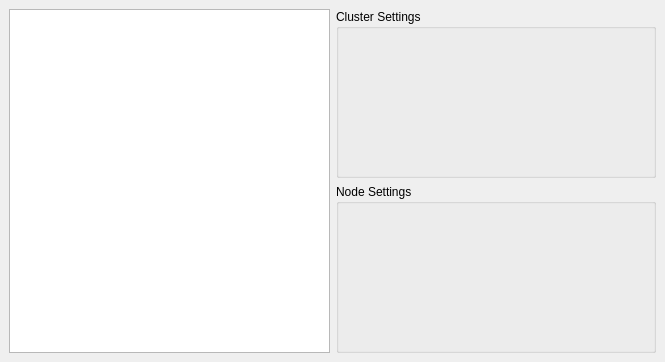
The window that ClusterControl/modules/ClusterSettingsBase.ui (patrickhartling/maestro) describes before a commit, drawn with Qt 5.
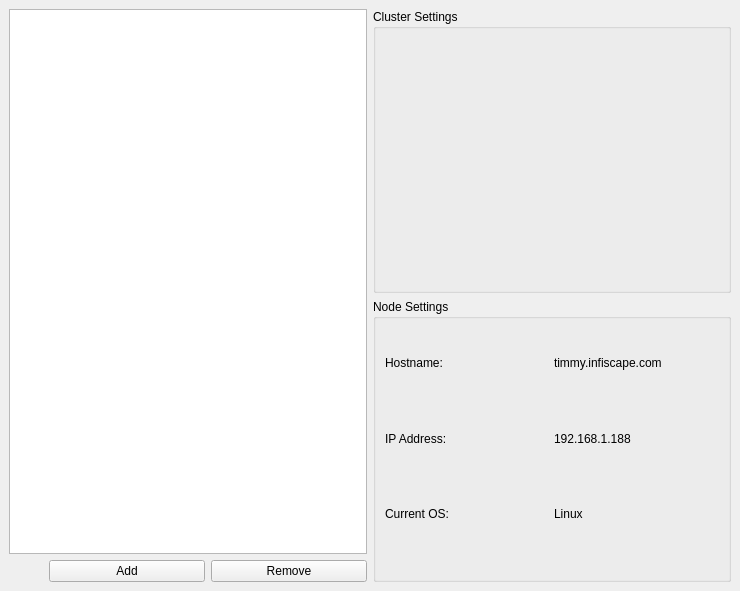
The same window after the commit.

What changed in the file:
```diff
--- a/ClusterControl/modules/ClusterSettingsBase.ui
+++ b/ClusterControl/modules/ClusterSettingsBase.ui
@@ -8,8 +8,8 @@
    <rect>
     <x>0</x>
     <y>0</y>
-    <width>665</width>
-    <height>362</height>
+    <width>740</width>
+    <height>591</height>
    </rect>
   </property>
   <property name="windowTitle" >
@@ -23,7 +23,7 @@
     <number>6</number>
    </property>
    <item>
-    <layout class="QHBoxLayout" >
+    <layout class="QVBoxLayout" >
      <property name="margin" >
       <number>0</number>
      </property>
@@ -43,7 +43,7 @@
       </widget>
      </item>
      <item>
-      <layout class="QVBoxLayout" >
+      <layout class="QHBoxLayout" >
        <property name="margin" >
         <number>0</number>
        </property>
@@ -51,16 +51,44 @@
         <number>6</number>
        </property>
        <item>
-        <widget class="QGroupBox" name="mClusterGroup" >
-         <property name="title" >
-          <string>Cluster Settings</string>
+        <spacer>
+         <property name="orientation" >
+          <enum>Qt::Horizontal</enum>
+         </property>
+         <property name="sizeType" >
+          <enum>QSizePolicy::Maximum</enum>
+         </property>
+         <property name="sizeHint" >
+          <size>
+           <width>40</width>
+           <height>20</height>
+          </size>
+         </property>
+        </spacer>
+       </item>
+       <item>
+        <widget class="QPushButton" name="mRemoveBtn" >
+         <property name="toolTip" >
+          <string>&lt;html>&lt;head>&lt;meta name="qrichtext" content="1" />&lt;/head>&lt;body style=" white-space: pre-wrap; font-family:Sans Serif; font-size:9pt; font-weight:400; font-style:normal; text-decoration:none;">&lt;p style=" margin-top:0px; margin-bottom:0px; margin-left:0px; margin-right:0px; -qt-block-indent:0; text-indent:0px;">Add a cluster node.&lt;/p>&lt;/body>&lt;/html></string>
+         </property>
+         <property name="whatsThis" >
+          <string>&lt;html>&lt;head>&lt;meta name="qrichtext" content="1" />&lt;/head>&lt;body style=" white-space: pre-wrap; font-family:Sans Serif; font-size:9pt; font-weight:400; font-style:normal; text-decoration:none;">&lt;p style=" margin-top:0px; margin-bottom:0px; margin-left:0px; margin-right:0px; -qt-block-indent:0; text-indent:0px;">Add a cluster node.&lt;/p>&lt;/body>&lt;/html></string>
+         </property>
+         <property name="text" >
+          <string>Add</string>
          </property>
         </widget>
        </item>
        <item>
-        <widget class="QGroupBox" name="mNodeGroup" >
-         <property name="title" >
-          <string>Node Settings</string>
+        <widget class="QPushButton" name="mRemoveBtn" >
+         <property name="toolTip" >
+          <string>&lt;html>&lt;head>&lt;meta name="qrichtext" content="1" />&lt;/head>&lt;body style=" white-space: pre-wrap; font-family:Sans Serif; font-size:9pt; font-weight:400; font-style:normal; text-decoration:none;">&lt;p style=" margin-top:0px; margin-bottom:0px; margin-left:0px; margin-right:0px; -qt-block-indent:0; text-indent:0px;">Remove selected cluster node.&lt;/p>&lt;/body>&lt;/html></string>
+         </property>
+         <property name="whatsThis" >
+          <string>&lt;html>&lt;head>&lt;meta name="qrichtext" content="1" />&lt;/head>&lt;body style=" white-space: pre-wrap; font-family:Sans Serif; font-size:9pt; font-weight:400; font-style:normal; text-decoration:none;">&lt;p style=" margin-top:0px; margin-bottom:0px; margin-left:0px; margin-right:0px; -qt-block-indent:0; text-indent:0px;">Remove selected cluster node.&lt;/p>&lt;/body>&lt;/html></string>
+         </property>
+         <property name="text" >
+          <string>Remove</string>
          </property>
         </widget>
        </item>
@@ -68,6 +96,108 @@
      </item>
     </layout>
    </item>
+   <item>
+    <layout class="QVBoxLayout" >
+     <property name="margin" >
+      <number>0</number>
+     </property>
+     <property name="spacing" >
+      <number>6</number>
+     </property>
+     <item>
+      <widget class="QGroupBox" name="mClusterGroup" >
+       <property name="title" >
+        <string>Cluster Settings</string>
+       </property>
+      </widget>
+     </item>
+     <item>
+      <widget class="QGroupBox" name="mNodeGroup" >
+       <property name="title" >
+        <string>Node Settings</string>
+       </property>
+       <widget class="QLabel" name="label" >
+        <property name="geometry" >
+         <rect>
+          <x>12</x>
+          <y>29</y>
+          <width>163</width>
+          <height>70</height>
+         </rect>
+        </property>
+        <property name="text" >
+         <string>Hostname:</string>
+        </property>
+       </widget>
+       <widget class="QLabel" name="label_3" >
+        <property name="geometry" >
+         <rect>
+          <x>12</x>
+          <y>105</y>
+          <width>163</width>
+          <height>69</height>
+         </rect>
+        </property>
+        <property name="text" >
+         <string>IP Address:</string>
+        </property>
+       </widget>
+       <widget class="QLabel" name="label_5" >
+        <property name="geometry" >
+         <rect>
+          <x>12</x>
+          <y>180</y>
+          <width>163</width>
+          <height>70</height>
+         </rect>
+        </property>
+        <property name="text" >
+         <string>Current OS:</string>
+        </property>
+       </widget>
+       <widget class="QLabel" name="label_2" >
+        <property name="geometry" >
+         <rect>
+          <x>181</x>
+          <y>29</y>
+          <width>163</width>
+          <height>70</height>
+         </rect>
+        </property>
+        <property name="text" >
+         <string>timmy.infiscape.com</string>
+        </property>
+       </widget>
+       <widget class="QLabel" name="label_4" >
+        <property name="geometry" >
+         <rect>
+          <x>181</x>
+          <y>105</y>
+          <width>163</width>
+          <height>69</height>
+         </rect>
+        </property>
+        <property name="text" >
+         <string>192.168.1.188</string>
+        </property>
+       </widget>
+       <widget class="QLabel" name="label_6" >
+        <property name="geometry" >
+         <rect>
+          <x>181</x>
+          <y>180</y>
+          <width>163</width>
+          <height>70</height>
+         </rect>
+        </property>
+        <property name="text" >
+         <string>Linux</string>
+        </property>
+       </widget>
+      </widget>
+     </item>
+    </layout>
+   </item>
   </layout>
  </widget>
  <pixmapfunction></pixmapfunction>
```
Left out of the diff: 4 changed lines with no effect on the pictures.
